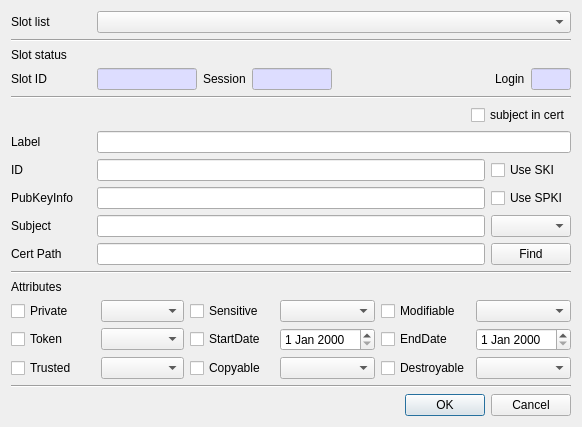
Qt form CryptokiMan/import_cert_dlg.ui (jykim74/CryptokiMan) before a commit.
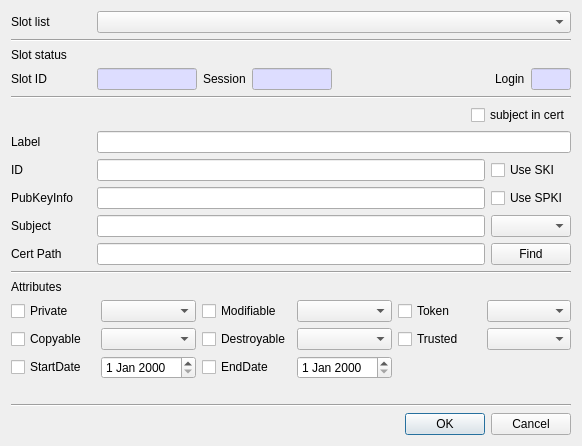
The same form after that commit.

Commit message: ImportCert 에서 Sensitive 속성 설정 제거

```diff
--- a/CryptokiMan/import_cert_dlg.ui
+++ b/CryptokiMan/import_cert_dlg.ui
@@ -7,7 +7,7 @@
     <x>0</x>
     <y>0</y>
     <width>582</width>
-    <height>418</height>
+    <height>446</height>
    </rect>
   </property>
   <property name="windowTitle">
@@ -380,18 +380,9 @@
    </item>
    <item>
     <layout class="QGridLayout" name="gridLayout_3">
-     <item row="0" column="3">
-      <widget class="QComboBox" name="mSensitiveCombo"/>
-     </item>
      <item row="0" column="1">
       <widget class="QComboBox" name="mPrivateCombo"/>
      </item>
-     <item row="2" column="1">
-      <widget class="QComboBox" name="mTrustedCombo"/>
-     </item>
-     <item row="1" column="5">
-      <widget class="QDateEdit" name="mEndDateEdit"/>
-     </item>
      <item row="0" column="0">
       <widget class="QCheckBox" name="mPrivateCheck">
        <property name="text">
@@ -399,76 +390,75 @@
        </property>
       </widget>
      </item>
-     <item row="1" column="1">
-      <widget class="QComboBox" name="mTokenCombo"/>
-     </item>
-     <item row="0" column="4">
+     <item row="0" column="2">
       <widget class="QCheckBox" name="mModifiableCheck">
        <property name="text">
         <string notr="true">Modifiable</string>
        </property>
       </widget>
      </item>
-     <item row="1" column="3">
-      <widget class="QDateEdit" name="mStartDateEdit"/>
+     <item row="0" column="3">
+      <widget class="QComboBox" name="mModifiableCombo"/>
      </item>
-     <item row="1" column="0">
+     <item row="0" column="4">
       <widget class="QCheckBox" name="mTokenCheck">
        <property name="text">
         <string notr="true">Token</string>
        </property>
       </widget>
      </item>
-     <item row="0" column="2">
-      <widget class="QCheckBox" name="mSensitiveCheck">
+     <item row="0" column="5">
+      <widget class="QComboBox" name="mTokenCombo"/>
+     </item>
+     <item row="1" column="0">
+      <widget class="QCheckBox" name="mCopyableCheck">
        <property name="text">
-        <string notr="true">Sensitive</string>
+        <string>Copyable</string>
        </property>
       </widget>
      </item>
+     <item row="1" column="1">
+      <widget class="QComboBox" name="mCopyableCombo"/>
+     </item>
+     <item row="1" column="2">
+      <widget class="QCheckBox" name="mDestroyableCheck">
+       <property name="text">
+        <string>Destroyable</string>
+       </property>
+      </widget>
+     </item>
+     <item row="1" column="3">
+      <widget class="QComboBox" name="mDestroyableCombo"/>
+     </item>
      <item row="1" column="4">
-      <widget class="QCheckBox" name="mEndDateCheck">
-       <property name="text">
-        <string>EndDate</string>
-       </property>
-      </widget>
-     </item>
-     <item row="2" column="0">
       <widget class="QCheckBox" name="mTrustedCheck">
        <property name="text">
         <string>Trusted</string>
        </property>
       </widget>
      </item>
-     <item row="1" column="2">
+     <item row="1" column="5">
+      <widget class="QComboBox" name="mTrustedCombo"/>
+     </item>
+     <item row="2" column="0">
       <widget class="QCheckBox" name="mStartDateCheck">
        <property name="text">
         <string>StartDate</string>
        </property>
       </widget>
      </item>
-     <item row="0" column="5">
-      <widget class="QComboBox" name="mModifiableCombo"/>
+     <item row="2" column="1">
+      <widget class="QDateEdit" name="mStartDateEdit"/>
      </item>
      <item row="2" column="2">
-      <widget class="QCheckBox" name="mCopyableCheck">
+      <widget class="QCheckBox" name="mEndDateCheck">
        <property name="text">
-        <string>Copyable</string>
-       </property>
-      </widget>
-     </item>
-     <item row="2" column="4">
-      <widget class="QCheckBox" name="mDestroyableCheck">
-       <property name="text">
-        <string>Destroyable</string>
+        <string>EndDate</string>
        </property>
       </widget>
      </item>
      <item row="2" column="3">
-      <widget class="QComboBox" name="mCopyableCombo"/>
-     </item>
-     <item row="2" column="5">
-      <widget class="QComboBox" name="mDestroyableCombo"/>
+      <widget class="QDateEdit" name="mEndDateEdit"/>
      </item>
     </layout>
    </item>
```
Left out of the diff: 10 changed lines with no effect on the pictures. The commit also changes 2 other files.
